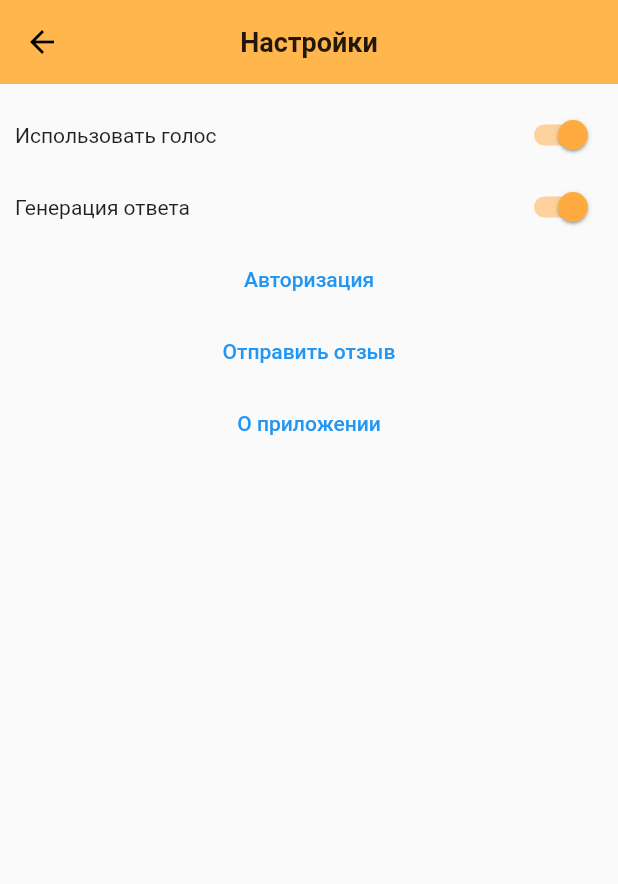
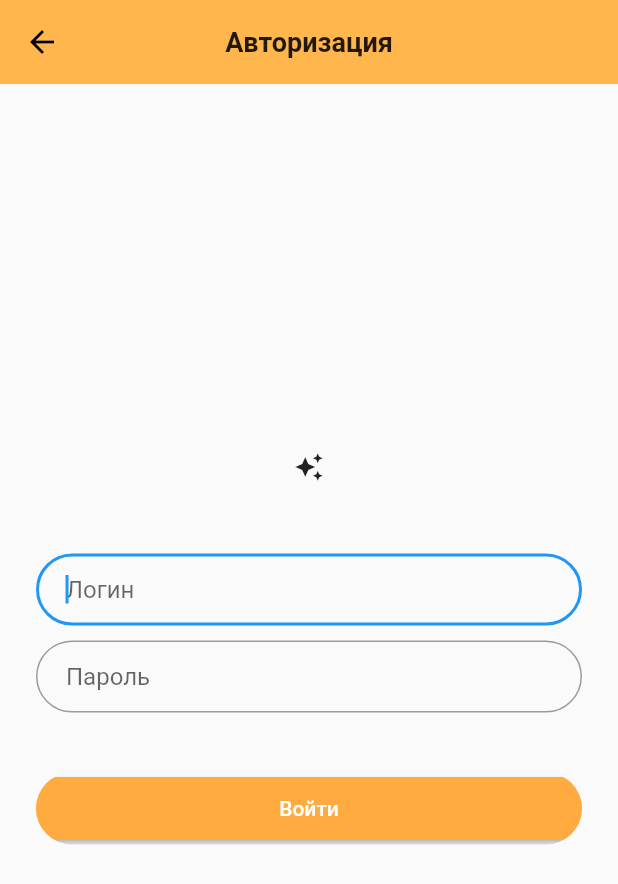
Before and after one commit to alexeytra/va_client, a Flutter app: the SettingScreen screen opened directly, after a tap on "Авторизация", on a phone screen of 412 x 824 dp. Shown: the top 884 px of the screen. Run offline on Flutter 3.47's test engine with Material 2 defaults, Android fonts, the phone set to English and light mode, and no system bars; our stand-ins replace audioplayers, flutter_redux, redux, redux_thunk, shared_preferences, speech_to_text; missing offline and left inert: redux_logging; accounts and stored records are empty; generated files the repository leaves out were written again.

Commit message:
auth screen

```diff
--- /dev/null
+++ b/lib/screens/auth_screen.dart
@@ -0,0 +1,71 @@
+import 'package:flutter/material.dart';
+
+class AuthScreen extends StatefulWidget {
+  @override
+  _AuthScreenState createState() => _AuthScreenState();
+}
+
+class _AuthScreenState extends State<AuthScreen> {
+  @override
+  Widget build(BuildContext context) {
+    return Scaffold(
+      appBar: AppBar(
+        title: Text('Авторизация',
+            style: TextStyle(fontSize: 18.0, fontWeight: FontWeight.bold)),
+        centerTitle: true,
+        elevation: 0,
+      ),
+      body: Center(
+        child: ListView(
+          shrinkWrap: true,
+          padding: EdgeInsets.only(left: 24.0, right: 24.0),
+          children: [
+            Icon(
+              Icons.auto_awesome,
+              size: 20.0,
+            ),
+            SizedBox(height: 48.0),
+            TextFormField(
+              keyboardType: TextInputType.name,
+              autofocus: true,
+              decoration: InputDecoration(
+                  hintText: 'Логин',
+                  contentPadding: EdgeInsets.fromLTRB(20.0, 10.0, 20.0, 10.0),
+                  border: OutlineInputBorder(
+                      borderRadius: BorderRadius.circular(32.0))),
+            ),
+            SizedBox(height: 10.0),
+            TextFormField(
+              autofocus: true,
+              obscureText: true,
+              decoration: InputDecoration(
+                  hintText: 'Пароль',
+                  contentPadding: EdgeInsets.fromLTRB(20.0, 10.0, 20.0, 10.0),
+                  border: OutlineInputBorder(
+                      borderRadius: BorderRadius.circular(32.0))),
+            ),
+            SizedBox(height: 24.0),
+            Padding(
+              padding: EdgeInsets.symmetric(vertical: 16.0),
+              child: Material(
+                borderRadius: BorderRadius.circular(32.0),
+                clipBehavior: Clip.antiAlias,
+                shadowColor: Colors.orangeAccent.shade100,
+                child: MaterialButton(
+                  minWidth: 200.0,
+                  height: 42.0,
+                  onPressed: () {},
+                  color: Colors.orangeAccent,
+                  child: Text(
+                    'Войти',
+                    style: TextStyle(color: Colors.white),
+                  ),
+                ),
+              ),
+            )
+          ],
+        ),
+      ),
+    );
+  }
+}
--- a/lib/screens/setting_screen.dart
+++ b/lib/screens/setting_screen.dart
@@ -1,6 +1,7 @@
 import 'package:flutter/cupertino.dart';
 import 'package:flutter/material.dart';
 import 'package:shared_preferences/shared_preferences.dart';
+import 'package:va_client/screens/auth_screen.dart';
 
 class SettingScreen extends StatefulWidget {
   @override
@@ -57,7 +58,12 @@ class _SettingScreenState extends State<SettingScreen> {
               ],
             ),
             // Text()
-            TextButton(onPressed: () {}, child: Text('Авторизация')),
+            TextButton(onPressed: () {
+              Navigator.push(
+                context,
+                MaterialPageRoute(builder: (context) => AuthScreen()),
+              );
+            }, child: Text('Авторизация')),
             TextButton(
               onPressed: () {},
               child: Text('Отправить отзыв'),
```
